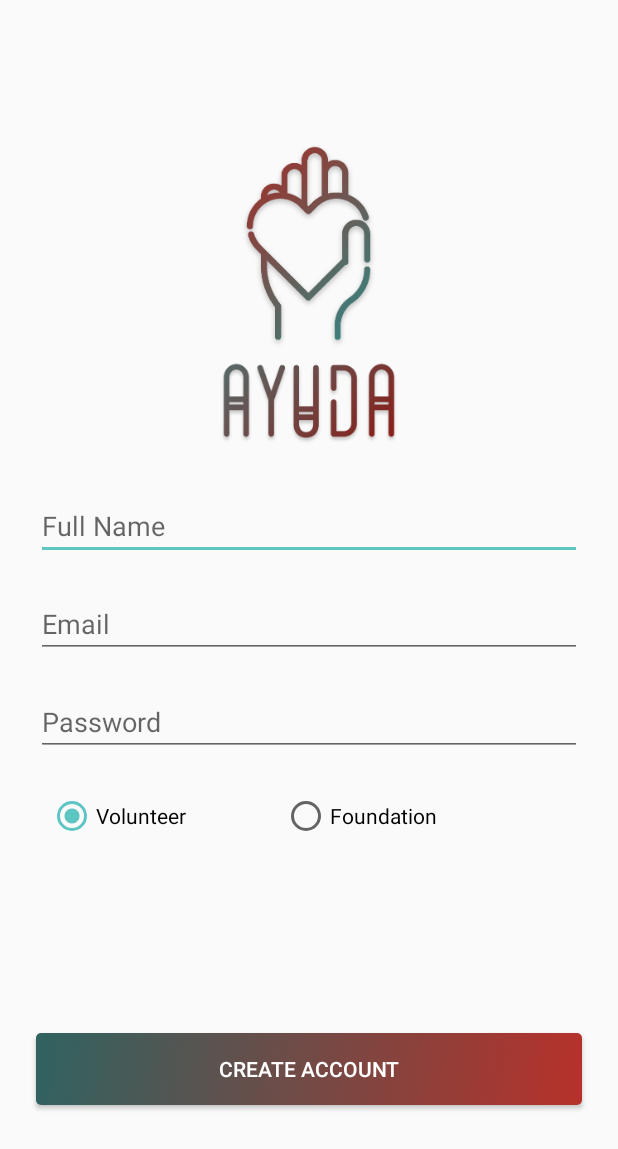
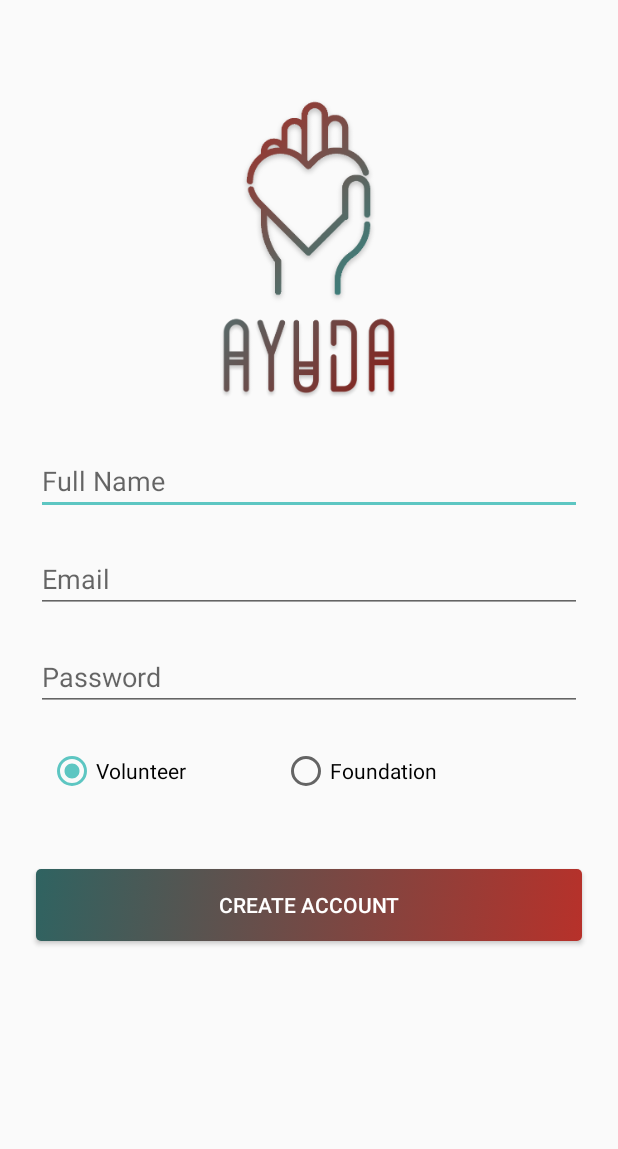
Before and after one commit to k-Francisco/ayuda, an Android app: the RegisterActivity screen opened directly, with no data from a screen before it, on a phone screen of 412 x 824 dp. Shown: the top 1149 px of the screen. Run offline under Robolectric (Android 15) with nearby library versions, the phone set to English and light mode, and no system bars; our stand-ins replace Firebase (no records; nobody signed in at launch, a user with empty details on screens opened directly).

Commit message:
Minor adjustments to Register Activity

```diff
--- a/app/src/main/res/layout/login_layout.xml
+++ b/app/src/main/res/layout/login_layout.xml
@@ -17,7 +17,8 @@
         android:layout_marginRight="8dp"
         app:layout_constraintRight_toRightOf="parent"
         app:layout_constraintTop_toTopOf="parent"
-        android:layout_marginTop="80dp" />
+        android:layout_marginTop="50dp"
+        app:layout_constraintHorizontal_bias="0.502" />
 
     <Button
         android:id="@+id/btnLogin"
@@ -25,12 +26,12 @@
         android:layout_height="wrap_content"
         android:layout_marginLeft="8dp"
         android:layout_marginRight="8dp"
-        android:layout_marginTop="35dp"
         android:background="@drawable/button_background"
         android:text="@string/login_button_text"
         android:textColor="@color/white"
         app:layout_constraintLeft_toLeftOf="parent"
         app:layout_constraintRight_toRightOf="parent"
+        android:layout_marginTop="32dp"
         app:layout_constraintTop_toBottomOf="@+id/etLoginPassword" />
 
     <EditText
--- a/app/src/main/res/layout/register_layout.xml
+++ b/app/src/main/res/layout/register_layout.xml
@@ -1,10 +1,15 @@
 <?xml version="1.0" encoding="utf-8"?>
-<android.support.constraint.ConstraintLayout xmlns:android="http://schemas.android.com/apk/res/android"
+
+<ScrollView xmlns:android="http://schemas.android.com/apk/res/android"
     xmlns:app="http://schemas.android.com/apk/res-auto"
     xmlns:tools="http://schemas.android.com/tools"
-    android:orientation="vertical" android:layout_width="match_parent"
+    android:layout_width="match_parent"
     android:layout_height="match_parent"
-    android:padding="16dp">
+   >
+    <android.support.constraint.ConstraintLayout
+        android:orientation="vertical" android:layout_width="match_parent"
+        android:layout_height="match_parent"
+        android:padding="16dp">
     <ImageView
         android:id="@+id/imageView"
         android:layout_width="200dp"
@@ -16,7 +21,8 @@
         android:layout_marginRight="8dp"
         app:layout_constraintRight_toRightOf="parent"
         app:layout_constraintTop_toTopOf="parent"
-        android:layout_marginTop="80dp" />
+        android:layout_marginTop="50dp"
+        app:layout_constraintHorizontal_bias="0.502" />
 
 
 
@@ -125,16 +131,16 @@
         android:layout_marginLeft="8dp"
         android:layout_marginRight="8dp"
         android:layout_marginStart="8dp"
-        android:layout_marginTop="40dp"
         android:background="@drawable/button_background"
         android:text="@string/create_account"
         android:textColor="@color/white"
         app:layout_constraintBottom_toBottomOf="parent"
-        app:layout_constraintHorizontal_bias="0.513"
         app:layout_constraintLeft_toLeftOf="parent"
         app:layout_constraintRight_toRightOf="parent"
-        app:layout_constraintTop_toBottomOf="@+id/rg"
-        app:layout_constraintVertical_bias="0.5" />
+        android:layout_marginBottom="32dp"
+        android:layout_marginTop="32dp"
+        app:layout_constraintTop_toBottomOf="@+id/rg" />
 
 
 </android.support.constraint.ConstraintLayout>
+    </ScrollView>
```
